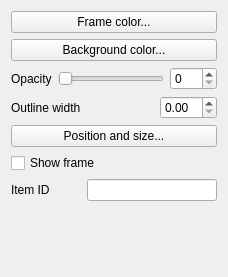
This is src/ui/qgscomposeritemwidgetbase.ui in kadas-albireo/kadas-albireo as Qt 5 draws it before an edit. The edited form follows.
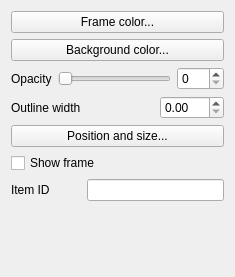
This is the edited form.

Commit message: connect slider to spinbox for opacity

```diff
--- a/src/ui/qgscomposeritemwidgetbase.ui
+++ b/src/ui/qgscomposeritemwidgetbase.ui
@@ -6,7 +6,7 @@
    <rect>
     <x>0</x>
     <y>0</y>
-    <width>209</width>
+    <width>235</width>
     <height>277</height>
    </rect>
   </property>
```
Left out of the diff: 35 changed lines with no effect on the pictures.
